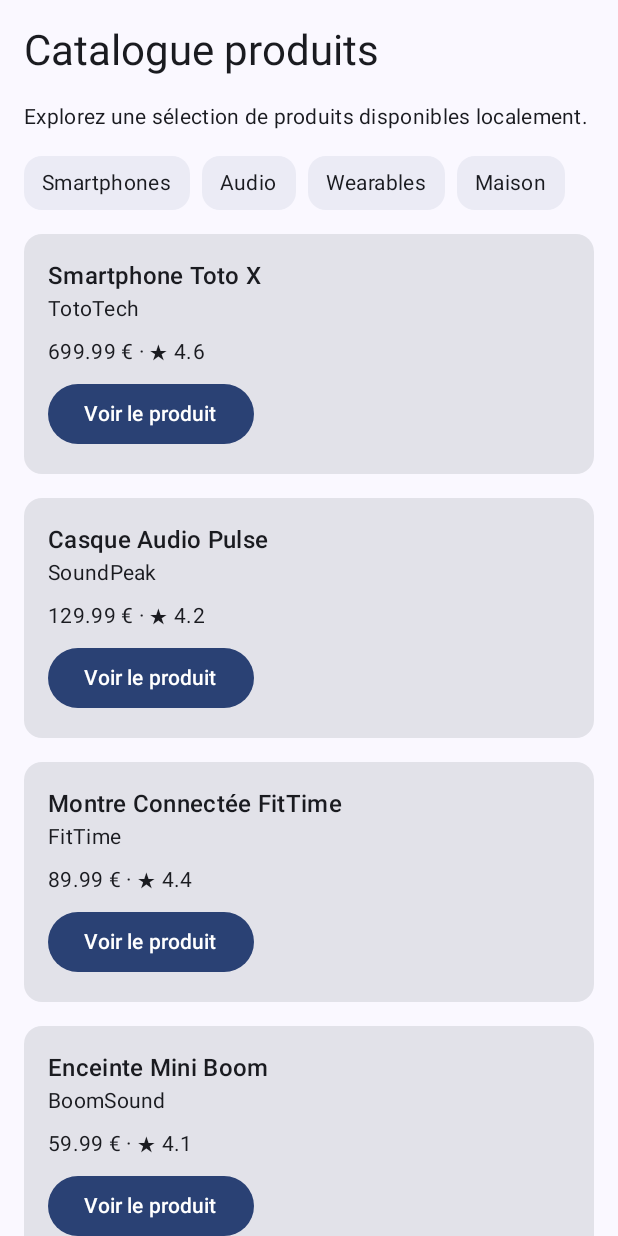
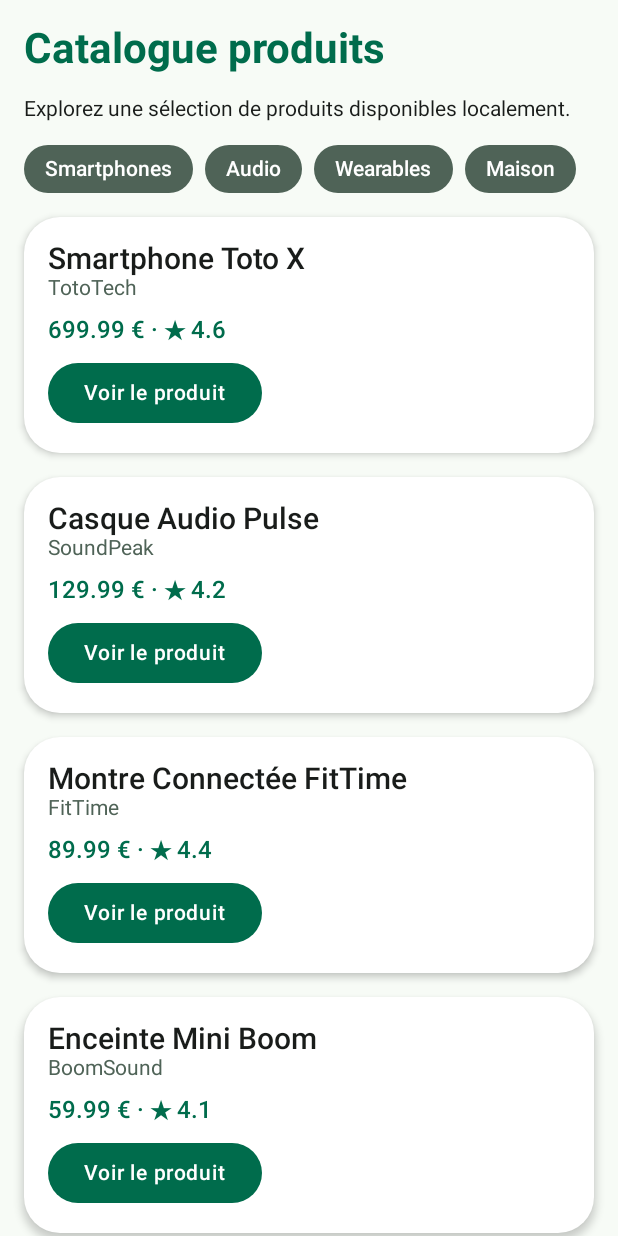
Before and after one commit to NicolasPons/jetpack-product-explorer, an Android app built with Jetpack Compose: the screen it shows after launch (MainActivity), on a phone screen of 412 x 824 dp. Run offline under Robolectric (Android 15) with nearby library versions, the phone set to English and light mode, and no system bars.

Commit message:
[FTR]TP7 - personnalisation graphique

```diff
--- a/app/src/main/java/fr/productexplorer/MainActivity.kt
+++ b/app/src/main/java/fr/productexplorer/MainActivity.kt
@@ -5,6 +5,7 @@ import androidx.activity.ComponentActivity
 import androidx.activity.compose.setContent
 import androidx.activity.enableEdgeToEdge
 import androidx.compose.foundation.Image
+import androidx.compose.foundation.background
 import androidx.compose.foundation.layout.Arrangement
 import androidx.compose.foundation.layout.Box
 import androidx.compose.foundation.layout.Column
@@ -22,6 +23,7 @@ import androidx.compose.material.icons.Icons
 import androidx.compose.material.icons.filled.Star
 import androidx.compose.material3.Button
 import androidx.compose.material3.Card
+import androidx.compose.material3.CardDefaults
 import androidx.compose.material3.Icon
 import androidx.compose.material3.MaterialTheme
 import androidx.compose.material3.OutlinedTextField
@@ -519,13 +521,14 @@ fun CategoryChip(
 ) {
     Surface(
         modifier = modifier,
-        shape = MaterialTheme.shapes.medium,
-        tonalElevation = 2.dp
+        shape = MaterialTheme.shapes.extraLarge,
+        color = MaterialTheme.colorScheme.secondary,
+        contentColor = MaterialTheme.colorScheme.onPrimary
     ) {
         Text(
             text = label,
-            modifier = Modifier.padding(horizontal = 12.dp, vertical = 8.dp),
-            style = MaterialTheme.typography.bodyMedium
+            modifier = Modifier.padding(horizontal = 14.dp, vertical = 8.dp),
+            style = MaterialTheme.typography.labelLarge
         )
     }
 }
@@ -611,7 +614,9 @@ fun ProductCatalogScreen(
     modifier: Modifier = Modifier
 ) {
     LazyColumn(
-        modifier = modifier.fillMaxSize(),
+        modifier = modifier
+            .fillMaxSize()
+            .background(MaterialTheme.colorScheme.background),
         // Ajoute une marge intérieure autour du contenu de la liste
         contentPadding = PaddingValues(16.dp),
         // Ajoute un espace vertical entre les éléments de la liste
@@ -620,7 +625,8 @@ fun ProductCatalogScreen(
         item {
             Text(
                 text = "Catalogue produits",
-                style = MaterialTheme.typography.headlineMedium
+                style = MaterialTheme.typography.headlineMedium,
+                color = MaterialTheme.colorScheme.primary
             )
         }
 
@@ -655,22 +661,34 @@ fun ProductListItem(
     onClick: () -> Unit,
     modifier: Modifier = Modifier
 ) {
-    Card(modifier = modifier.fillMaxWidth()) {
+    Card(
+        modifier = modifier.fillMaxWidth(),
+        shape = MaterialTheme.shapes.large,
+        colors = CardDefaults.cardColors(
+            containerColor = MaterialTheme.colorScheme.surface
+        ),
+        elevation = CardDefaults.cardElevation(
+            defaultElevation = 3.dp
+        )
+    ) {
         Column(
             modifier = Modifier.padding(16.dp)
         ) {
             Text(
                 text = product.title,
-                style = MaterialTheme.typography.titleMedium
+                style = MaterialTheme.typography.titleLarge,
+                color = MaterialTheme.colorScheme.onSurface
             )
             Text(
                 text = product.brand,
-                style = MaterialTheme.typography.bodyMedium
+                style = MaterialTheme.typography.bodyMedium,
+                color = MaterialTheme.colorScheme.secondary
             )
             Spacer(modifier = Modifier.height(8.dp))
             Text(
                 text = "${product.price} € · ★ ${product.rating}",
-                style = MaterialTheme.typography.bodyMedium
+                style = MaterialTheme.typography.titleMedium,
+                color = MaterialTheme.colorScheme.primary
             )
             Spacer(modifier = Modifier.height(8.dp))
             Button(onClick = onClick) {
@@ -695,13 +713,30 @@ fun CategoryRow(
     }
 }
 
-@Preview(showBackground = true)
+@Preview(
+    showBackground = true,
+    name = "Catalogue - Light Theme"
+)
 @Composable
-fun ProductCatalogScreenPreview() {
-    ProductExplorerTheme {
+fun ProductCatalogScreenLightPreview() {
+    ProductExplorerTheme(darkTheme = false) {
         ProductCatalogScreen(
             products = sampleProducts(),
             onProductClick = {}
         )
     }
 }
+
+@Preview(
+    showBackground = true,
+    name = "Catalogue - Dark Theme"
+)
+@Composable
+fun ProductCatalogScreenDarkPreview() {
+    ProductExplorerTheme(darkTheme = true) {
+        ProductCatalogScreen(
+            products = sampleProducts(),
+            onProductClick = {}
+        )
+    }
+}
--- a/app/src/main/java/fr/productexplorer/ui/theme/Theme.kt
+++ b/app/src/main/java/fr/productexplorer/ui/theme/Theme.kt
@@ -1,57 +1,57 @@
 package fr.productexplorer.ui.theme
 
-import android.os.Build
 import androidx.compose.foundation.isSystemInDarkTheme
+import androidx.compose.foundation.shape.RoundedCornerShape
 import androidx.compose.material3.MaterialTheme
+import androidx.compose.material3.Shapes
 import androidx.compose.material3.darkColorScheme
-import androidx.compose.material3.dynamicDarkColorScheme
-import androidx.compose.material3.dynamicLightColorScheme
 import androidx.compose.material3.lightColorScheme
 import androidx.compose.runtime.Composable
-import androidx.compose.ui.platform.LocalContext
+import androidx.compose.ui.graphics.Color
+import androidx.compose.ui.unit.dp
+
+private val LightColorScheme = lightColorScheme(
+    primary = Color(0xFF006C4C),
+    onPrimary = Color.White,
+    secondary = Color(0xFF4F6357),
+    background = Color(0xFFF7FBF6),
+    onBackground = Color(0xFF191C1A),
+    surface = Color(0xFFFFFFFF),
+    onSurface = Color(0xFF191C1A)
+)
 
 private val DarkColorScheme = darkColorScheme(
-    primary = Purple80,
-    secondary = PurpleGrey80,
-    tertiary = Pink80
+    primary = Color(0xFF7DDBB0),
+    onPrimary = Color(0xFF003826),
+    secondary = Color(0xFFB7CCBC),
+    background = Color(0xFF101411),
+    onBackground = Color(0xFFE0E4DF),
+    surface = Color(0xFF1C211D),
+    onSurface = Color(0xFFE0E4DF)
 )
 
-private val LightColorScheme = lightColorScheme(
-    primary = Purple40,
-    secondary = PurpleGrey40,
-    tertiary = Pink40
-
-    /* Other default colors to override
-    background = Color(0xFFFFFBFE),
-    surface = Color(0xFFFFFBFE),
-    onPrimary = Color.White,
-    onSecondary = Color.White,
-    onTertiary = Color.White,
-    onBackground = Color(0xFF1C1B1F),
-    onSurface = Color(0xFF1C1B1F),
-    */
+private val ProductShapes = Shapes(
+    small = RoundedCornerShape(8.dp),
+    medium = RoundedCornerShape(16.dp),
+    large = RoundedCornerShape(24.dp),
+    extraLarge = RoundedCornerShape(32.dp)
 )
 
 @Composable
 fun ProductExplorerTheme(
     darkTheme: Boolean = isSystemInDarkTheme(),
-    // Dynamic color is available on Android 12+
-    dynamicColor: Boolean = true,
     content: @Composable () -> Unit
 ) {
-    val colorScheme = when {
-        dynamicColor && Build.VERSION.SDK_INT >= Build.VERSION_CODES.S -> {
-            val context = LocalContext.current
-            if (darkTheme) dynamicDarkColorScheme(context) else dynamicLightColorScheme(context)
-        }
-
-        darkTheme -> DarkColorScheme
-        else -> LightColorScheme
+    val colorScheme = if (darkTheme) {
+        DarkColorScheme
+    } else {
+        LightColorScheme
     }
 
     MaterialTheme(
         colorScheme = colorScheme,
-        typography = Typography,
+        typography = ProductTypography,
+        shapes = ProductShapes,
         content = content
     )
 }
--- a/app/src/main/java/fr/productexplorer/ui/theme/Type.kt
+++ b/app/src/main/java/fr/productexplorer/ui/theme/Type.kt
@@ -2,33 +2,33 @@ package fr.productexplorer.ui.theme
 
 import androidx.compose.material3.Typography
 import androidx.compose.ui.text.TextStyle
-import androidx.compose.ui.text.font.FontFamily
 import androidx.compose.ui.text.font.FontWeight
 import androidx.compose.ui.unit.sp
 
-// Set of Material typography styles to start with
-val Typography = Typography(
-    bodyLarge = TextStyle(
-        fontFamily = FontFamily.Default,
-        fontWeight = FontWeight.Normal,
+val ProductTypography = Typography(
+    headlineMedium = TextStyle(
+        fontSize = 28.sp,
+        lineHeight = 34.sp,
+        fontWeight = FontWeight.Bold
+    ),
+    titleLarge = TextStyle(
+        fontSize = 20.sp,
+        lineHeight = 26.sp,
+        fontWeight = FontWeight.SemiBold
+    ),
+    titleMedium = TextStyle(
         fontSize = 16.sp,
-        lineHeight = 24.sp,
-        letterSpacing = 0.5.sp
+        lineHeight = 22.sp,
+        fontWeight = FontWeight.SemiBold
+    ),
+    bodyMedium = TextStyle(
+        fontSize = 14.sp,
+        lineHeight = 20.sp,
+        fontWeight = FontWeight.Normal
+    ),
+    labelLarge = TextStyle(
+        fontSize = 14.sp,
+        lineHeight = 18.sp,
+        fontWeight = FontWeight.Medium
     )
-    /* Other default text styles to override
-    titleLarge = TextStyle(
-        fontFamily = FontFamily.Default,
-        fontWeight = FontWeight.Normal,
-        fontSize = 22.sp,
-        lineHeight = 28.sp,
-        letterSpacing = 0.sp
-    ),
-    labelSmall = TextStyle(
-        fontFamily = FontFamily.Default,
-        fontWeight = FontWeight.Medium,
-        fontSize = 11.sp,
-        lineHeight = 16.sp,
-        letterSpacing = 0.5.sp
-    )
-    */
 )
```
